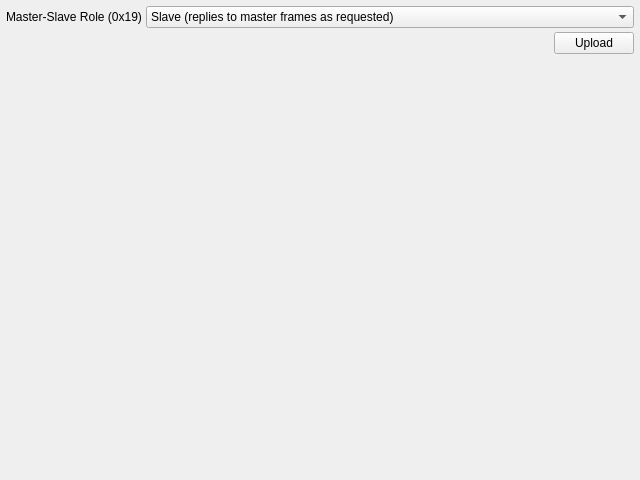
NotchBrown/Industrial-Data-Radio-PLC-18SPR-Software, file src/widget/config_page/pages/role_page.ui: the form before one commit.
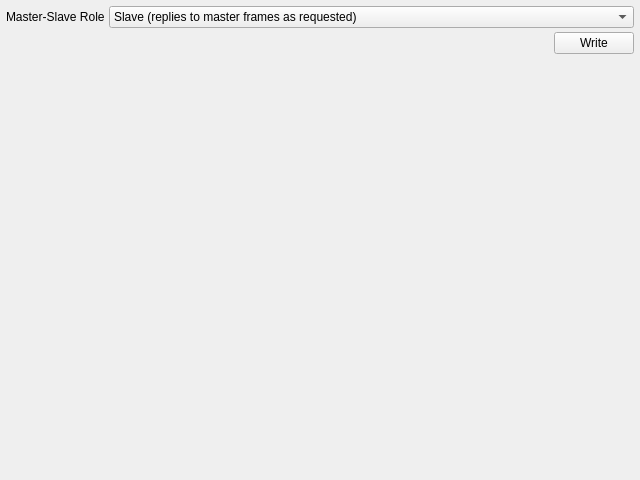
The form after the commit.

Commit message: clean role page

The edit to the form file:
```diff
--- a/src/widget/config_page/pages/role_page.ui
+++ b/src/widget/config_page/pages/role_page.ui
@@ -34,7 +34,7 @@
      <item row="0" column="0">
       <widget class="QLabel" name="lblRole">
        <property name="text">
-        <string>Master-Slave Role (0x19)</string>
+        <string>Master-Slave Role</string>
        </property>
       </widget>
      </item>
@@ -76,7 +76,7 @@
           </size>
          </property>
          <property name="text">
-          <string>Upload</string>
+          <string>Write</string>
          </property>
         </widget>
        </item>
```
Left out of the diff: 2 changed lines with no effect on the pictures.
